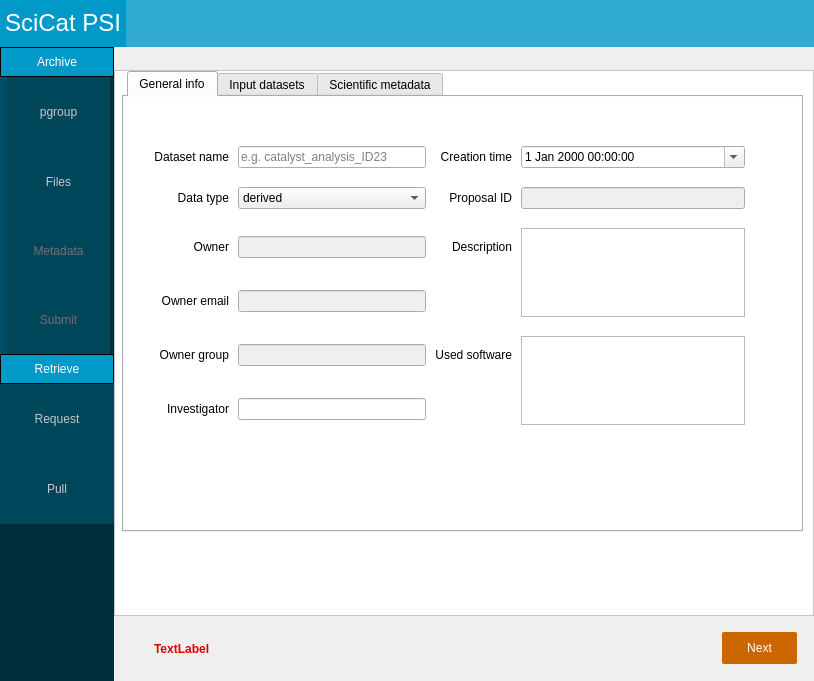
Old version of the form PSIArchiver/dialog.ui in the repository paulscherrerinstitute/scicat-qt.
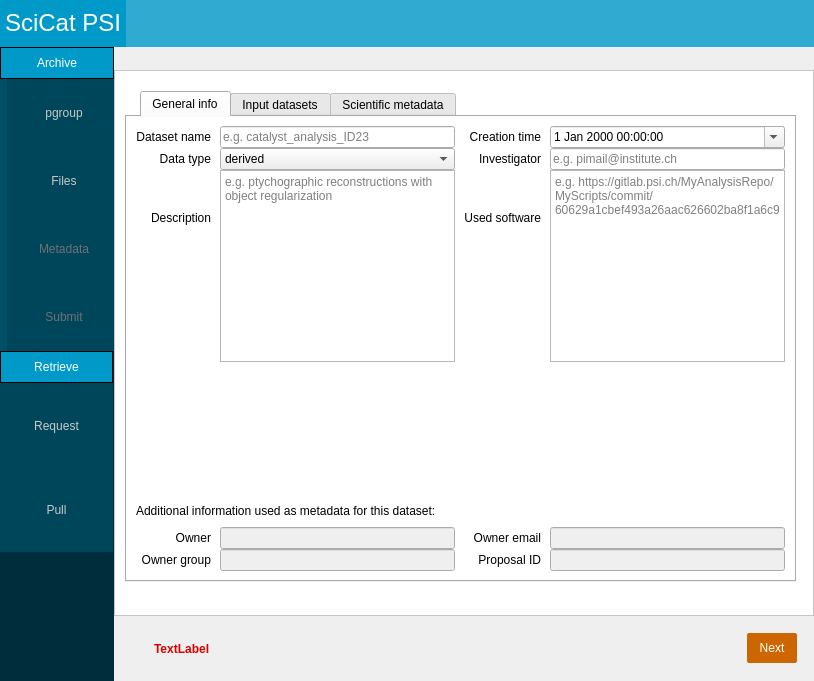
New version of the form. The open tabs and pages were chosen to show the change.

Commit message: added retriever; bug fixes; reformatted metadataGuided; added more tool tips

```diff
--- a/PSIArchiver/dialog.ui
+++ b/PSIArchiver/dialog.ui
@@ -23,7 +23,7 @@
    <string>PSIArchiver</string>
   </property>
   <property name="styleSheet">
-   <string notr="true">QPushButton{background-color: rgb(204, 102, 0); color: rgb(255, 255, 255)}
+   <string notr="true">QPushButton{background-color: rgb(204, 102, 0); color: rgb(255, 255, 255); border-radius:2px; min-width:50px; min-height:30px}
 QPushButton:hover{background-color: rgb(244, 122, 0); color: rgb(255, 255, 255)}
 </string>
   </property>
@@ -143,6 +143,18 @@
        <property name="enabled">
         <bool>true</bool>
        </property>
+       <property name="sizePolicy">
+        <sizepolicy hsizetype="Fixed" vsizetype="Preferred">
+         <horstretch>0</horstretch>
+         <verstretch>0</verstretch>
+        </sizepolicy>
+       </property>
+       <property name="minimumSize">
+        <size>
+         <width>108</width>
+         <height>0</height>
+        </size>
+       </property>
        <property name="styleSheet">
         <string notr="true">QFrame#frame{background-color:rgb(0, 45, 59); border:0px}</string>
        </property>
@@ -176,10 +188,16 @@
         </property>
         <item>
          <widget class="QPushButton" name="pushButtonGoToArchive">
+          <property name="sizePolicy">
+           <sizepolicy hsizetype="Ignored" vsizetype="Fixed">
+            <horstretch>0</horstretch>
+            <verstretch>0</verstretch>
+           </sizepolicy>
+          </property>
           <property name="minimumSize">
            <size>
-            <width>0</width>
-            <height>30</height>
+            <width>114</width>
+            <height>32</height>
            </size>
           </property>
           <property name="styleSheet">
@@ -195,15 +213,15 @@
         <item>
          <widget class="QFrame" name="frame_3">
           <property name="sizePolicy">
-           <sizepolicy hsizetype="Fixed" vsizetype="Preferred">
+           <sizepolicy hsizetype="Fixed" vsizetype="Ignored">
             <horstretch>0</horstretch>
             <verstretch>0</verstretch>
            </sizepolicy>
           </property>
           <property name="minimumSize">
            <size>
-            <width>0</width>
-            <height>105</height>
+            <width>114</width>
+            <height>244</height>
            </size>
           </property>
           <property name="styleSheet">
@@ -265,6 +283,18 @@
              </item>
              <item>
               <widget class="QFrame" name="frame_4">
+               <property name="sizePolicy">
+                <sizepolicy hsizetype="Fixed" vsizetype="Ignored">
+                 <horstretch>0</horstretch>
+                 <verstretch>0</verstretch>
+                </sizepolicy>
+               </property>
+               <property name="minimumSize">
+                <size>
+                 <width>114</width>
+                 <height>260</height>
+                </size>
+               </property>
                <property name="styleSheet">
                 <string notr="true">QFrame{background-color:rgb(0, 45, 59); border-radius:0px}
 </string>
@@ -294,14 +324,14 @@
                 <item>
                  <widget class="QPushButton" name="pushButtonNavigationPgroup">
                   <property name="sizePolicy">
-                   <sizepolicy hsizetype="Fixed" vsizetype="Fixed">
+                   <sizepolicy hsizetype="Preferred" vsizetype="Preferred">
                     <horstretch>0</horstretch>
                     <verstretch>0</verstretch>
                    </sizepolicy>
                   </property>
                   <property name="minimumSize">
                    <size>
-                    <width>103</width>
+                    <width>114</width>
                     <height>70</height>
                    </size>
                   </property>
@@ -325,14 +355,14 @@
                    <bool>true</bool>
                   </property>
                   <property name="sizePolicy">
-                   <sizepolicy hsizetype="Fixed" vsizetype="Fixed">
+                   <sizepolicy hsizetype="Preferred" vsizetype="Preferred">
                     <horstretch>0</horstretch>
                     <verstretch>0</verstretch>
                    </sizepolicy>
                   </property>
                   <property name="minimumSize">
                    <size>
-                    <width>103</width>
+                    <width>114</width>
                     <height>70</height>
                    </size>
                   </property>
@@ -353,14 +383,14 @@
                    <bool>false</bool>
                   </property>
                   <property name="sizePolicy">
-                   <sizepolicy hsizetype="Fixed" vsizetype="Fixed">
+                   <sizepolicy hsizetype="Preferred" vsizetype="Preferred">
                     <horstretch>0</horstretch>
                     <verstretch>0</verstretch>
                    </sizepolicy>
                   </property>
                   <property name="minimumSize">
                    <size>
-                    <width>103</width>
+                    <width>114</width>
                     <height>70</height>
                    </size>
                   </property>
@@ -381,14 +411,14 @@
                    <bool>false</bool>
                   </property>
                   <property name="sizePolicy">
-                   <sizepolicy hsizetype="Fixed" vsizetype="Fixed">
+                   <sizepolicy hsizetype="Preferred" vsizetype="Preferred">
                     <horstretch>0</horstretch>
                     <verstretch>0</verstretch>
                    </sizepolicy>
                   </property>
                   <property name="minimumSize">
                    <size>
-                    <width>103</width>
+                    <width>114</width>
                     <height>70</height>
                    </size>
                   </property>
@@ -413,9 +443,15 @@
         </item>
         <item>
          <widget class="QFrame" name="frameRetrieve">
+          <property name="sizePolicy">
+           <sizepolicy hsizetype="Fixed" vsizetype="Preferred">
+            <horstretch>0</horstretch>
+            <verstretch>0</verstretch>
+           </sizepolicy>
+          </property>
           <property name="minimumSize">
            <size>
-            <width>0</width>
+            <width>113</width>
             <height>290</height>
            </size>
           </property>
@@ -448,7 +484,7 @@
            <item>
             <widget class="QPushButton" name="pushButtonGoToRetrieve">
              <property name="sizePolicy">
-              <sizepolicy hsizetype="Fixed" vsizetype="Fixed">
+              <sizepolicy hsizetype="Ignored" vsizetype="Fixed">
                <horstretch>0</horstretch>
                <verstretch>0</verstretch>
               </sizepolicy>
@@ -456,7 +492,7 @@
              <property name="minimumSize">
               <size>
                <width>114</width>
-               <height>30</height>
+               <height>32</height>
               </size>
              </property>
              <property name="styleSheet">
@@ -497,14 +533,14 @@
               <item>
                <widget class="QPushButton" name="pushButtonRequest">
                 <property name="sizePolicy">
-                 <sizepolicy hsizetype="Preferred" vsizetype="Fixed">
+                 <sizepolicy hsizetype="Preferred" vsizetype="Preferred">
                   <horstretch>0</horstretch>
                   <verstretch>0</verstretch>
                  </sizepolicy>
                 </property>
                 <property name="minimumSize">
                  <size>
-                  <width>103</width>
+                  <width>114</width>
                   <height>70</height>
                  </size>
                 </property>
@@ -522,14 +558,14 @@
               <item>
                <widget class="QPushButton" name="pushButtonPull">
                 <property name="sizePolicy">
-                 <sizepolicy hsizetype="Preferred" vsizetype="Fixed">
+                 <sizepolicy hsizetype="Preferred" vsizetype="Preferred">
                   <horstretch>0</horstretch>
                   <verstretch>0</verstretch>
                  </sizepolicy>
                 </property>
                 <property name="minimumSize">
                  <size>
-                  <width>103</width>
+                  <width>114</width>
                   <height>70</height>
                  </size>
                 </property>
@@ -547,24 +583,13 @@
              </layout>
             </widget>
            </item>
-           <item>
-            <widget class="QLabel" name="retrievalCover">
-             <property name="styleSheet">
-              <string notr="true">QLabel{background-color:rgb(0, 45, 59); border-radius:0px}
-</string>
-             </property>
-             <property name="text">
-              <string/>
-             </property>
-            </widget>
-           </item>
            <item>
             <spacer name="verticalSpacer_9">
              <property name="orientation">
               <enum>Qt::Vertical</enum>
              </property>
              <property name="sizeType">
-              <enum>QSizePolicy::Minimum</enum>
+              <enum>QSizePolicy::Ignored</enum>
              </property>
              <property name="sizeHint" stdset="0">
               <size>
@@ -576,7 +601,6 @@
            </item>
           </layout>
           <zorder>frameRetrieveButtons</zorder>
-          <zorder>retrievalCover</zorder>
           <zorder>pushButtonGoToRetrieve</zorder>
          </widget>
         </item>
@@ -585,6 +609,9 @@
           <property name="orientation">
            <enum>Qt::Vertical</enum>
           </property>
+          <property name="sizeType">
+           <enum>QSizePolicy::Ignored</enum>
+          </property>
           <property name="sizeHint" stdset="0">
            <size>
             <width>100</width>
@@ -652,7 +679,7 @@
             <enum>QFrame::Sunken</enum>
            </property>
            <property name="currentIndex">
-            <number>1</number>
+            <number>5</number>
            </property>
            <widget class="QWidget" name="startPage">
             <layout class="QHBoxLayout" name="horizontalLayout_3">
@@ -707,8 +734,8 @@
                  <item>
                   <layout class="QVBoxLayout" name="verticalLayout_3">
                    <item>
-                    <layout class="QHBoxLayout" name="horizontalLayout">
-                     <item>
+                    <layout class="QFormLayout" name="formLayout_2">
+                     <item row="1" column="0">
                       <spacer name="horizontalSpacer">
                        <property name="orientation">
                         <enum>Qt::Horizontal</enum>
@@ -721,18 +748,14 @@
                        </property>
                       </spacer>
                      </item>
-                     <item>
-                      <widget class="QLabel" name="label_2">
-                       <property name="text">
-                        <string>pgroup</string>
-                       </property>
-                      </widget>
-                     </item>
-                     <item>
+                     <item row="2" column="1">
                       <widget class="QLineEdit" name="lineEditPgroup">
                        <property name="toolTip">
                         <string>Enter the pgroup ID</string>
                        </property>
+                       <property name="whatsThis">
+                        <string extracomment="Please enter your pgroup"/>
+                       </property>
                        <property name="alignment">
                         <set>Qt::AlignCenter</set>
                        </property>
@@ -741,7 +764,7 @@
                        </property>
                       </widget>
                      </item>
-                     <item>
+                     <item row="3" column="1">
                       <spacer name="horizontalSpacer_2">
                        <property name="orientation">
                         <enum>Qt::Horizontal</enum>
@@ -754,6 +777,35 @@
                        </property>
                       </spacer>
                      </item>
+                     <item row="2" column="0">
+                      <widget class="QLabel" name="label_2">
+                       <property name="minimumSize">
+                        <size>
+                         <width>100</width>
+                         <height>0</height>
+                        </size>
+                       </property>
+                       <property name="text">
+                        <string>pgroup</string>
+                       </property>
+                       <property name="alignment">
+                        <set>Qt::AlignRight|Qt::AlignTrailing|Qt::AlignVCenter</set>
+                       </property>
+                      </widget>
+                     </item>
+                     <item row="0" column="0" colspan="2">
+                      <widget class="QLabel" name="label_8">
+                       <property name="whatsThis">
+                        <string extracomment="pgroup number"/>
+                       </property>
+                       <property name="text">
+                        <string>Please enter the pgroup to which your data belongs</string>
+                       </property>
+                       <property name="alignment">
+                        <set>Qt::AlignCenter</set>
+                       </property>
+                      </widget>
+                     </item>
                     </layout>
                    </item>
                    <item>
@@ -771,6 +823,12 @@
                    </item>
                    <item>
                     <layout class="QFormLayout" name="formLayout">
+                     <property name="horizontalSpacing">
+                      <number>5</number>
+                     </property>
+                     <property name="verticalSpacing">
+                      <number>5</number>
+                     </property>
                      <item row="0" column="0">
                       <widget class="QLabel" name="label_3">
                        <property name="text">
@@ -782,10 +840,16 @@
                       <widget class="QLineEdit" name="lineEditPIFirstname">
                        <property name="minimumSize">
                         <size>
-                         <width>0</width>
+                         <width>200</width>
                          <height>0</height>
                         </size>
                        </property>
+                       <property name="toolTip">
+                        <string>First name of the PI for the given pgroup.</string>
+                       </property>
+                       <property name="whatsThis">
+                        <string extracomment="First name of the PI for the given pgroup."/>
+                       </property>
                        <property name="text">
                         <string/>
                        </property>
@@ -803,6 +867,15 @@
                      </item>
                      <item row="1" column="1">
                       <widget class="QLineEdit" name="lineEditPILastname">
+                       <property name="minimumSize">
+                        <size>
+                         <width>200</width>
+                         <height>0</height>
+                        </size>
+                       </property>
+                       <property name="toolTip">
+                        <string>Last name of the PI for the given pgroup.</string>
+                       </property>
                        <property name="placeholderText">
                         <string>PI last name</string>
                        </property>
@@ -823,6 +896,9 @@
                          <height>0</height>
                         </size>
                        </property>
+                       <property name="toolTip">
+                        <string>Email adress of the PI for the given pgroup.</string>
+                       </property>
                        <property name="inputMethodHints">
                         <set>Qt::ImhEmailCharactersOnly</set>
                        </property>
@@ -840,6 +916,15 @@
                      </item>
                      <item row="3" column="1">
                       <widget class="QLineEdit" name="lineEditProposalID_2">
+                       <property name="minimumSize">
+                        <size>
+                         <width>200</width>
+                         <height>0</height>
+                        </size>
+                       </property>
+                       <property name="toolTip">
+                        <string>Proposal number for the given pgroup. Leave empty if it does not exist.</string>
+                       </property>
                        <property name="echoMode">
                         <enum>QLineEdit::Normal</enum>
                        </property>
@@ -982,6 +1067,22 @@
                        </property>
                       </widget>
                      </item>
+                     <item>
+                      <spacer name="horizontalSpacer_11">
+                       <property name="orientation">
+                        <enum>Qt::Horizontal</enum>
+                       </property>
+                       <property name="sizeType">
+                        <enum>QSizePolicy::Fixed</enum>
+                       </property>
+                       <property name="sizeHint" stdset="0">
+                        <size>
+                         <width>2</width>
+                         <height>20</height>
+                        </size>
+                       </property>
+                      </spacer>
+                     </item>
                      <item>
                       <widget class="QToolButton" name="clearAllButtonFilelisting">
                        <property name="minimumSize">
@@ -1016,8 +1117,8 @@
                       <widget class="QPushButton" name="addFilesDirectoriesButton">
                        <property name="minimumSize">
                         <size>
-                         <width>145</width>
-                         <height>28</height>
+                         <width>50</width>
+                         <height>30</height>
                         </size>
                        </property>
                        <property name="styleSheet">
@@ -1075,14 +1176,16 @@
             <widget class="QTabWidget" name="metadataGuided">
              <property name="geometry">
               <rect>
-               <x>7</x>
-               <y>0</y>
-               <width>681</width>
-               <height>461</height>
+               <x>10</x>
+               <y>20</y>
+               <width>671</width>
+               <height>491</height>
               </rect>
              </property>
              <property name="styleSheet">
-              <string notr="true">QTabWidget:tab-bar{left:5px; border-radius:2px}</string>
+              <string notr="true">QTabWidget:tab-bar{left:15px; border:0px}
+QTabWidget:tab{background-color: rgb(204, 102, 0); color: rgb(255, 255, 255); border-radius:2p}
+</string>
              </property>
              <property name="tabPosition">
               <enum>QTabWidget::North</enum>
@@ -1091,21 +1194,14 @@
               <enum>QTabWidget::Rounded</enum>
              </property>
              <property name="currentIndex">
-              <number>2</number>
+              <number>1</number>
              </property>
              <widget class="QWidget" name="General">
               <attribute name="title">
                <string>General info</string>
               </attribute>
-              <widget class="QWidget" name="layoutWidget">
-               <property name="geometry">
-                <rect>
-                 <x>30</x>
-                 <y>30</y>
-                 <width>591</width>
-                 <height>321</height>
-                </rect>
-               </property>
+              <layout class="QVBoxLayout" name="verticalLayout_15">
+               <item>
                <layout class="QGridLayout" name="gridLayout">
                 <property name="horizontalSpacing">
                  <number>9</number>
@@ -1113,20 +1209,30 @@
                 <property name="verticalSpacing">
                  <number>0</number>
                 </property>
-                <item row="0" column="0">
-                 <widget class="QLabel" name="labelDatasetName">
-                  <property name="text">
-                   <string>Dataset name</string>
-                  </property>
-                  <property name="alignment">
-                   <set>Qt::AlignRight|Qt::AlignTrailing|Qt::AlignVCenter</set>
+                 <item row="8" column="3">
+                  <widget class="QLineEdit" name="lineEditProposalID">
+                   <property name="enabled">
+                    <bool>false</bool>
+                   </property>
+                   <property name="styleSheet">
+                    <string notr="true">QLineEdit::!enabled{color:rgb(0,0,0)}</string>
                   </property>
                  </widget>
                 </item>
-                <item row="1" column="0">
-                 <widget class="QLabel" name="labelDataType">
+                 <item row="2" column="1" rowspan="2">
+                  <widget class="QTextEdit" name="textEditDescription">
+                   <property name="whatsThis">
+                    <string>Meaningful description of the datasets</string>
+                   </property>
+                   <property name="placeholderText">
+                    <string>e.g. ptychographic reconstructions with object regularization</string>
+                   </property>
+                  </widget>
+                 </item>
+                 <item row="8" column="2">
+                  <widget class="QLabel" name="labelProposalID">
                   <property name="text">
-                   <string>Data type</string>
+                    <string>Proposal ID</string>
                   </property>
                   <property name="alignment">
                    <set>Qt::AlignRight|Qt::AlignTrailing|Qt::AlignVCenter</set>
@@ -1147,87 +1253,123 @@
                   </item>
                  </widget>
                 </item>
-                <item row="2" column="1">
-                 <widget class="QLineEdit" name="lineEditOwner">
-                  <property name="enabled">
-                   <bool>false</bool>
+                 <item row="7" column="2">
+                  <widget class="QLabel" name="labelOwnerEmail">
+                   <property name="text">
+                    <string>Owner email</string>
+                   </property>
+                   <property name="alignment">
+                    <set>Qt::AlignRight|Qt::AlignTrailing|Qt::AlignVCenter</set>
                   </property>
                  </widget>
                 </item>
-                <item row="3" column="1">
-                 <widget class="QLineEdit" name="lineEditOwnerEmail">
-                  <property name="enabled">
-                   <bool>false</bool>
-                  </property>
-                  <property name="sizePolicy">
-                   <sizepolicy hsizetype="Expanding" vsizetype="Fixed">
-                    <horstretch>0</horstretch>
-                    <verstretch>0</verstretch>
-                   </sizepolicy>
-                  </property>
-                  <property name="minimumSize">
-                   <size>
-                    <width>188</width>
-                    <height>0</height>
-                   </size>
+                 <item row="2" column="0">
+                  <widget class="QLabel" name="labelDescription">
+                   <property name="text">
+                    <string>Description</string>
+                   </property>
+                   <property name="alignment">
+                    <set>Qt::AlignRight|Qt::AlignTrailing|Qt::AlignVCenter</set>
                   </property>
                  </widget>
                 </item>
                 <item row="0" column="1">
                  <widget class="QLineEdit" name="lineEditDatasetName">
+                   <property name="toolTip">
+                    <string>Enter a meaningful name for this dataset. Do not use spaces.</string>
+                   </property>
                   <property name="placeholderText">
                    <string>e.g. catalyst_analysis_ID23</string>
                   </property>
                  </widget>
                 </item>
-                <item row="4" column="1">
+                 <item row="8" column="1">
                  <widget class="QLineEdit" name="lineEditOwnerGroup">
                   <property name="enabled">
                    <bool>false</bool>
                   </property>
-                 </widget>
-                </item>
-                <item row="1" column="3">
-                 <widget class="QLineEdit" name="lineEditProposalID">
+                   <property name="styleSheet">
+                    <string notr="true">QLineEdit::!enabled{color:rgb(0,0,0)}</string>
+                   </property>
+                  </widget>
+                 </item>
+                 <item row="7" column="1">
+                  <widget class="QLineEdit" name="lineEditOwner">
                   <property name="enabled">
                    <bool>false</bool>
                   </property>
-                 </widget>
-                </item>
-                <item row="0" column="3">
-                 <widget class="QDateTimeEdit" name="dateTimeEdit">
-                  <property name="calendarPopup">
-                   <bool>true</bool>
+                   <property name="styleSheet">
+                    <string notr="true">QLineEdit::!enabled{color:rgb(0,0,0)}</string>
+                   </property>
+                  </widget>
+                 </item>
+                 <item row="8" column="0">
+                  <widget class="QLabel" name="labelOwnerGroup">
+                   <property name="text">
+                    <string>Owner group</string>
+                   </property>
+                   <property name="alignment">
+                    <set>Qt::AlignRight|Qt::AlignTrailing|Qt::AlignVCenter</set>
+                   </property>
+                  </widget>
+                 </item>
+                 <item row="0" column="0">
+                  <widget class="QLabel" name="labelDatasetName">
+                   <property name="text">
+                    <string>Dataset name</string>
+                   </property>
+                   <property name="alignment">
+                    <set>Qt::AlignRight|Qt::AlignTrailing|Qt::AlignVCenter</set>
                   </property>
                  </widget>
                 </item>
                 <item row="1" column="2">
-                 <widget class="QLabel" name="labelProposalID">
+                  <widget class="QLabel" name="labelInvestigator">
                   <property name="text">
-                   <string>Proposal ID</string>
+                    <string>Investigator</string>
                   </property>
                   <property name="alignment">
                    <set>Qt::AlignRight|Qt::AlignTrailing|Qt::AlignVCenter</set>
                   </property>
                  </widget>
                 </item>
-                <item row="4" column="2">
-                 <widget class="QLabel" name="labelUsedSoftware">
+                 <item row="4" column="1">
+                  <spacer name="verticalSpacer_11">
+                   <property name="orientation">
+                    <enum>Qt::Vertical</enum>
+                   </property>
+                   <property name="sizeHint" stdset="0">
+                    <size>
+                     <width>20</width>
+                     <height>50</height>
+                    </size>
+                   </property>
+                  </spacer>
+                 </item>
+                 <item row="1" column="0">
+                  <widget class="QLabel" name="labelDataType">
                   <property name="text">
-                   <string>Used software</string>
+                    <string>Data type</string>
                   </property>
                   <property name="alignment">
                    <set>Qt::AlignRight|Qt::AlignTrailing|Qt::AlignVCenter</set>
                   </property>
                  </widget>
                 </item>
-                <item row="2" column="0">
-                 <widget class="QLabel" name="labelOwner">
+                 <item row="5" column="0" colspan="3">
+                  <widget class="QLabel" name="label_9">
                   <property name="text">
-                   <string>Owner</string>
-                  </property>
-                  <property name="alignment">
-                   <set>Qt::AlignRight|Qt::AlignTrailing|Qt::AlignVCenter</set>
+                    <string>Additional information used as metadata for this dataset:</string>
+                   </property>
+                  </widget>
+                 </item>
+                 <item row="1" column="3">
+                  <widget class="QLineEdit" name="lineEditInvestigator">
+                   <property name="toolTip">
+                    <string>Email adress of the investigator. Only needed for derived datasets.</string>
+                   </property>
+                   <property name="placeholderText">
+                    <string>e.g. pimail@institute.ch</string>
                   </property>
                  </widget>
                 </item>
@@ -1244,57 +1386,84 @@
                   </property>
                  </widget>
                 </item>
-                <item row="2" column="2">
-                 <widget class="QLabel" name="labelDescription">
-                  <property name="text">
-                   <string>Description</string>
-                  </property>
-                  <property name="alignment">
-                   <set>Qt::AlignRight|Qt::AlignTrailing|Qt::AlignVCenter</set>
-                  </property>
-                 </widget>
-                </item>
-                <item row="3" column="0">
-                 <widget class="QLabel" name="labelOwnerEmail">
-                  <property name="text">
-                   <string>Owner email</string>
-                  </property>
-                  <property name="alignment">
-                   <set>Qt::AlignRight|Qt::AlignTrailing|Qt::AlignVCenter</set>
-                  </property>
-                 </widget>
-                </item>
-                <item row="4" column="0">
-                 <widget class="QLabel" name="labelOwnerGroup">
-                  <property name="text">
-                   <string>Owner group</string>
-                  </property>
-                  <property name="alignment">
-                   <set>Qt::AlignRight|Qt::AlignTrailing|Qt::AlignVCenter</set>
-                  </property>
-                 </widget>
-                </item>
                 <item row="2" column="3" rowspan="2">
-                 <widget class="QTextEdit" name="textEditDescription"/>
-                </item>
-                <item row="5" column="1">
-                 <widget class="QLineEdit" name="lineEditInvestigator"/>
-                </item>
-                <item row="4" column="3" rowspan="2">
-                 <widget class="QTextEdit" name="textEditUsedSoftware"/>
-                </item>
-                <item row="5" column="0">
-                 <widget class="QLabel" name="labelInvestigator">
+                  <widget class="QTextEdit" name="textEditUsedSoftware">
+                   <property name="whatsThis">
+                    <string>Add the name or description of the software you used</string>
+                   </property>
+                   <property name="placeholderText">
+                    <string>e.g. https://gitlab.psi.ch/MyAnalysisRepo/MyScripts/commit/60629a1cbef493a26aac626602ba8f1a6c9e14d2</string>
+                   </property>
+                  </widget>
+                 </item>
+                 <item row="2" column="2">
+                  <widget class="QLabel" name="labelUsedSoftware">
+                   <property name="text">
+                    <string>Used software</string>
+                   </property>
+                   <property name="alignment">
+                    <set>Qt::AlignRight|Qt::AlignTrailing|Qt::AlignVCenter</set>
+                   </property>
+                  </widget>
+                 </item>
+                 <item row="0" column="3">
+                  <widget class="QDateTimeEdit" name="dateTimeEdit">
+                   <property name="calendarPopup">
+                    <bool>true</bool>
+                   </property>
+                  </widget>
+                 </item>
+                 <item row="7" column="3">
+                  <widget class="QLineEdit" name="lineEditOwnerEmail">
+                   <property name="enabled">
+                    <bool>false</bool>
+                   </property>
+                   <property name="sizePolicy">
+                    <sizepolicy hsizetype="Expanding" vsizetype="Fixed">
+                     <horstretch>0</horstretch>
+                     <verstretch>0</verstretch>
+                    </sizepolicy>
+                   </property>
+                   <property name="minimumSize">
+                    <size>
+                     <width>188</width>
+                     <height>0</height>
+                    </size>
+                   </property>
+                   <property name="styleSheet">
+                    <string notr="true">QLineEdit::!enabled{color:rgb(0,0,0)}</string>
+                   </property>
+                  </widget>
+                 </item>
+                 <item row="7" column="0">
+                  <widget class="QLabel" name="labelOwner">
                   <property name="text">
-                   <string>Investigator</string>
+                    <string>Owner</string>
                   </property>
                   <property name="alignment">
                    <set>Qt::AlignRight|Qt::AlignTrailing|Qt::AlignVCenter</set>
                   </property>
                  </widget>
                 </item>
-               </layout>
-              </widget>
+                 <item row="6" column="0">
+                  <spacer name="verticalSpacer_10">
+                   <property name="orientation">
+                    <enum>Qt::Vertical</enum>
+                   </property>
+                   <property name="sizeType">
+                    <enum>QSizePolicy::Fixed</enum>
+                   </property>
+                   <property name="sizeHint" stdset="0">
+                    <size>
+                     <width>20</width>
+                     <height>9</height>
+                    </size>
+                   </property>
+                  </spacer>
+                 </item>
+                </layout>
+               </item>
+              </layout>
              </widget>
              <widget class="QWidget" name="tab">
               <attribute name="title">
@@ -1368,6 +1537,22 @@
                 <string>Clear all</string>
                </property>
               </widget>
+              <widget class="QLabel" name="label_10">
+               <property name="geometry">
+                <rect>
+                 <x>90</x>
+                 <y>20</y>
+                 <width>481</width>
+                 <height>16</height>
+                </rect>
+               </property>
+               <property name="text">
+                <string>Select the input datasets, that is the raw data input used for this dataset</string>
+               </property>
+               <property name="alignment">
+                <set>Qt::AlignCenter</set>
+               </property>
+              </widget>
              </widget>
              <widget class="QWidget" name="tab_2">
               <attribute name="title">
@@ -1442,6 +1627,32 @@
                 <string>-</string>
                </property>
               </widget>
+              <widget class="QPushButton" name="pushButton">
+               <property name="geometry">
+                <rect>
+                 <x>50</x>
+                 <y>400</y>
+                 <width>112</width>
+                 <height>32</height>
+                </rect>
+               </property>
+               <property name="text">
+                <string>Import</string>
+               </property>
+              </widget>
+              <widget class="QPushButton" name="pushButton_2">
+               <property name="geometry">
+                <rect>
+                 <x>170</x>
+                 <y>400</y>
+                 <width>112</width>
+                 <height>32</height>
+                </rect>
+               </property>
+               <property name="text">
+                <string>Export</string>
+               </property>
+              </widget>
              </widget>
             </widget>
            </widget>
@@ -1476,13 +1687,6 @@
                 </property>
                </widget>
               </item>
-              <item>
-               <widget class="QCheckBox" name="checkBox_3">
-                <property name="text">
-                 <string>Skip already ingested datasets</string>
-                </property>
-               </widget>
-              </item>
              </layout>
             </widget>
            </widget>
@@ -1547,6 +1751,54 @@
              </layout>
             </widget>
            </widget>
+           <widget class="QWidget" name="retrieverPage">
+            <widget class="QTableWidget" name="tableWidgetRetriever">
+             <property name="geometry">
+              <rect>
+               <x>60</x>
+               <y>70</y>
+               <width>561</width>
+               <height>411</height>
+              </rect>
+             </property>
+             <property name="styleSheet">
+              <string notr="true">QTableWidget::item{ selection-background-color: rgb(0, 153, 200)}
+QTableWidget:hover{color: rgb(255, 255, 255)}
+QTableWidget{border-radius:1px;border-width:1px; border-color:rgb(0, 0, 0); border-style:solid}
+QHeaderView::section { background-color: rgba(0, 153, 200, 0.2)}
+QTableWidget QTableCornerButton::section  { background-color: rgba(0, 153, 200, 0.2)}</string>
+             </property>
+             <property name="sortingEnabled">
+              <bool>true</bool>
+             </property>
+            </widget>
+            <widget class="QPushButton" name="pushButton_3">
+             <property name="geometry">
+              <rect>
+               <x>60</x>
+               <y>490</y>
+               <width>112</width>
+               <height>32</height>
+              </rect>
+             </property>
+             <property name="text">
+              <string>Retrieve</string>
+             </property>
+            </widget>
+            <widget class="QPushButton" name="pushButton_4">
+             <property name="geometry">
+              <rect>
+               <x>510</x>
+               <y>490</y>
+               <width>112</width>
+               <height>32</height>
+              </rect>
+             </property>
+             <property name="text">
+              <string>Save</string>
+             </property>
+            </widget>
+           </widget>
           </widget>
          </item>
          <item>
@@ -1628,8 +1880,8 @@
              </property>
              <property name="minimumSize">
               <size>
-               <width>75</width>
-               <height>32</height>
+               <width>50</width>
+               <height>30</height>
               </size>
              </property>
              <property name="styleSheet">
```
Lines whose indentation alone changed are shown as unchanged. The commit also changes 4 other files.
